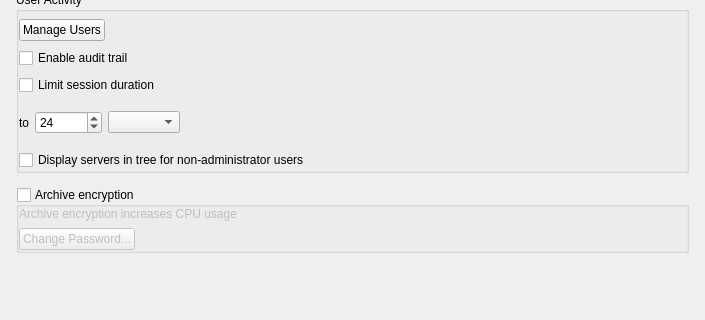
Above: vms/client/nx_vms_client_desktop/src/nx/vms/client/desktop/system_administration/widgets/security_settings_widget.ui from networkoptix/nx_open before the change; both pictures show x 0 to 705 and y 191 to 511 of the 705 by 511 pixel window. Below: the same form after it.
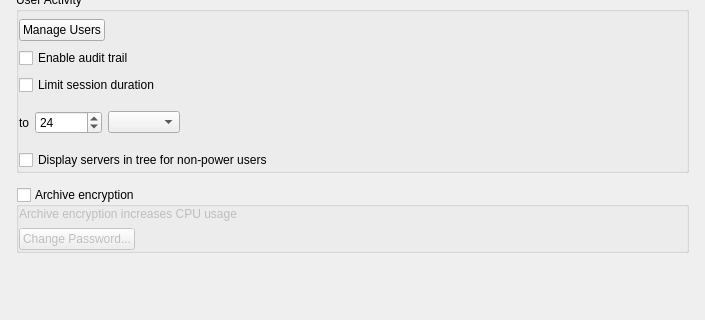
That is the form after the change. Custom widgets are drawn as their Qt base class.

```diff
--- a/vms/client/nx_vms_client_desktop/src/nx/vms/client/desktop/system_administration/widgets/security_settings_widget.ui
+++ b/vms/client/nx_vms_client_desktop/src/nx/vms/client/desktop/system_administration/widgets/security_settings_widget.ui
@@ -278,7 +278,7 @@
          <item>
           <widget class="QCheckBox" name="showServersInTreeCheckBox">
            <property name="text">
-            <string>Display servers in tree for non-administrator users</string>
+            <string>Display servers in tree for non-power users</string>
            </property>
           </widget>
          </item>
```
